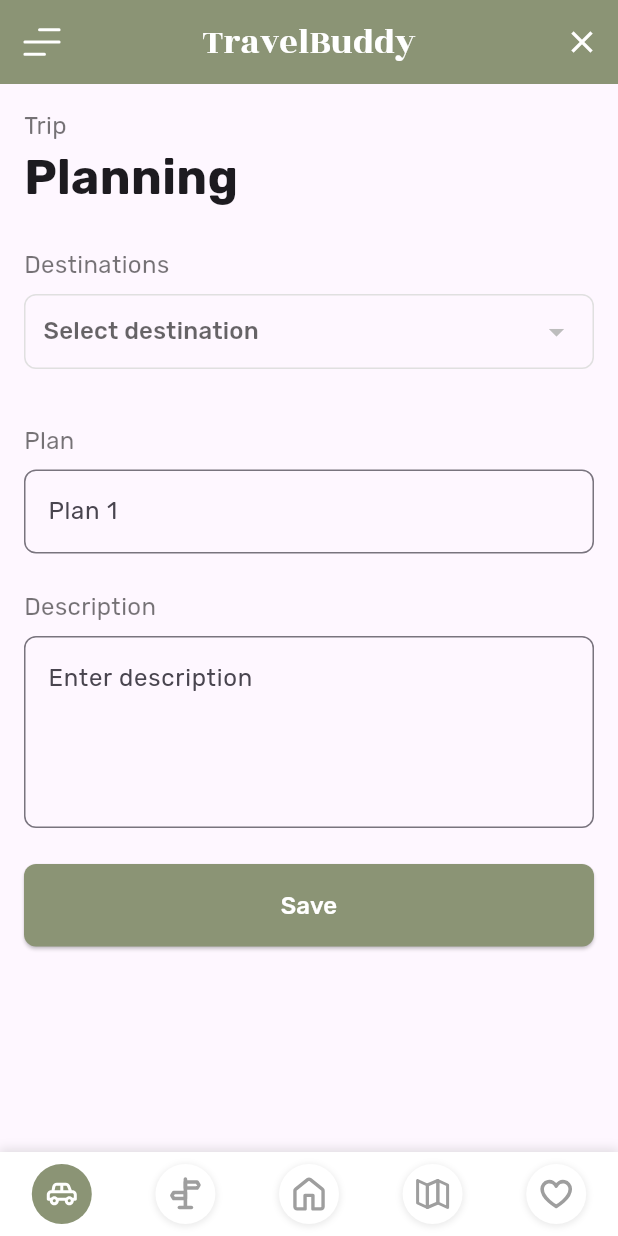
After one commit to Fuze95/travel_buddy, a Flutter app: the AddTripScreen screen opened directly, on a phone screen of 412 x 824 dp. The commit adds this screen. Run offline on Flutter 3.47's test engine with Material 3 defaults, Android fonts, the phone set to English and light mode, and no system bars; our stand-ins replace cached_network_image, cloud_firestore, firebase_core, flutter_map, flutter_svg, latlong2 and 1 more; accounts and stored records are empty.

Commit message:
trip card and trip plan

```diff
--- /dev/null
+++ b/lib/screens/add_trip_screen.dart
@@ -0,0 +1,267 @@
+import 'package:flutter/material.dart';
+import 'package:cloud_firestore/cloud_firestore.dart';
+import '../widgets/custom_app_bar.dart';
+import '../widgets/custom_bottom_nav_bar.dart';
+import 'package:shared_preferences/shared_preferences.dart';
+import 'dart:convert';
+
+class AddTripScreen extends StatefulWidget {
+  const AddTripScreen({Key? key}) : super(key: key);
+
+  @override
+  State<AddTripScreen> createState() => _AddTripScreenState();
+}
+
+class _AddTripScreenState extends State<AddTripScreen> {
+  final _planController = TextEditingController();
+  final _descriptionController = TextEditingController();
+  List<Map<String, String>> selectedDestinations = [];
+  String? selectedDestinationId;
+  bool isLoading = true;
+  List<Map<String, String>> destinations = [];
+  int _currentIndex = 0;
+
+  @override
+  void initState() {
+    super.initState();
+    _fetchDestinations();
+  }
+
+  Future<void> _fetchDestinations() async {
+    try {
+      final QuerySnapshot snapshot = await FirebaseFirestore.instance
+          .collection('destinations')
+          .get();
+
+      setState(() {
+        destinations = snapshot.docs.map((doc) {
+          return {
+            'id': doc.id,
+            'name': (doc.data() as Map<String, dynamic>)['name'] as String,
+          };
+        }).toList();
+        isLoading = false;
+      });
+    } catch (e) {
+      print('Error fetching destinations: $e');
+      setState(() {
+        isLoading = false;
+      });
+    }
+  }
+
+  void _addSelectedDestination(String? destinationId) {
+    if (destinationId == null) return;
+
+    final selectedDestination = destinations.firstWhere(
+          (dest) => dest['id'] == destinationId,
+      orElse: () => {'id': '', 'name': ''},
+    );
+
+    if (selectedDestination['id']!.isNotEmpty &&
+        !selectedDestinations.any((dest) => dest['id'] == destinationId)) {
+      setState(() {
+        selectedDestinations.add(selectedDestination);
+      });
+    }
+  }
+
+  void _removeDestination(Map<String, String> destination) {
+    setState(() {
+      selectedDestinations.removeWhere((dest) => dest['id'] == destination['id']);
+    });
+  }
+
+  Future<void> _saveTrip() async {
+    if (selectedDestinations.isEmpty) {
+      ScaffoldMessenger.of(context).showSnackBar(
+        const SnackBar(content: Text('Please select at least one destination')),
+      );
+      return;
+    }
+
+    final tripData = {
+      'id': DateTime.now().millisecondsSinceEpoch.toString(),
+      'plan': _planController.text,
+      'description': _descriptionController.text,
+      'destinations': selectedDestinations.map((dest) => {
+        'id': dest['id'],
+        'name': dest['name'],
+      }).toList(),
+      'createdAt': DateTime.now().toIso8601String(),
+    };
+
+    try {
+      final prefs = await SharedPreferences.getInstance();
+      List<String> trips = prefs.getStringList('trips') ?? [];
+      trips.add(jsonEncode(tripData));
+      await prefs.setStringList('trips', trips);
+
+      if (mounted) {
+        Navigator.pop(context);
+      }
+    } catch (e) {
+      if (mounted) {
+        ScaffoldMessenger.of(context).showSnackBar(
+          const SnackBar(content: Text('Failed to save trip')),
+        );
+      }
+    }
+  }
+
+  PreferredSizeWidget _buildAppBar() {
+    return CustomAppBar(
+      isAddTripScreen: true,
+    );
+  }
+
+  @override
+  Widget build(BuildContext context) {
+    return Scaffold(
+      appBar: _buildAppBar(),
+      body: isLoading
+          ? const Center(child: CircularProgressIndicator())
+          : SingleChildScrollView(
+        padding: const EdgeInsets.all(16.0),
+        child: Column(
+          crossAxisAlignment: CrossAxisAlignment.start,
+          children: [
+            const Text(
+              'Trip',
+              style: TextStyle(
+                fontSize: 16,
+                color: Colors.black54,
+              ),
+            ),
+            const Text(
+              'Planning',
+              style: TextStyle(
+                fontSize: 32,
+                fontWeight: FontWeight.bold,
+              ),
+            ),
+            const SizedBox(height: 24),
+            const Text(
+              'Destinations',
+              style: TextStyle(
+                fontSize: 16,
+                color: Colors.black54,
+              ),
+            ),
+            const SizedBox(height: 8),
+            Container(
+              padding: const EdgeInsets.symmetric(horizontal: 12),
+              decoration: BoxDecoration(
+                border: Border.all(color: Colors.grey.shade300),
+                borderRadius: BorderRadius.circular(8),
+              ),
+              child: DropdownButtonHideUnderline(
+                child: DropdownButton<String>(
+                  isExpanded: true,
+                  value: selectedDestinationId,
+                  hint: const Text('Select destination'),
+                  menuMaxHeight: 300,
+                  items: destinations.map((destination) {
+                    return DropdownMenuItem(
+                      value: destination['id'],
+                      child: Text(destination['name'] ?? ''),
+                    );
+                  }).toList(),
+                  onChanged: (value) {
+                    setState(() {
+                      selectedDestinationId = value;
+                    });
+                    _addSelectedDestination(value);
+                  },
+                ),
+              ),
+            ),
+            const SizedBox(height: 12),
+            Wrap(
+              spacing: 8,
+              children: selectedDestinations.map((destination) => Chip(
+                label: Text(destination['name'] ?? ''),
+                deleteIcon: const Icon(Icons.close, size: 20),
+                onDeleted: () => _removeDestination(destination),
+              )).toList(),
+            ),
+            const SizedBox(height: 24),
+            const Text(
+              'Plan',
+              style: TextStyle(
+                fontSize: 16,
+                color: Colors.black54,
+              ),
+            ),
+            const SizedBox(height: 8),
+            TextField(
+              controller: _planController,
+              decoration: InputDecoration(
+                hintText: 'Plan 1',
+                border: OutlineInputBorder(
+                  borderRadius: BorderRadius.circular(8),
+                ),
+              ),
+            ),
+            const SizedBox(height: 24),
+            const Text(
+              'Description',
+              style: TextStyle(
+                fontSize: 16,
+                color: Colors.black54,
+              ),
+            ),
+            const SizedBox(height: 8),
+            TextField(
+              controller: _descriptionController,
+              maxLines: 4,
+              decoration: InputDecoration(
+                hintText: 'Enter description',
+                border: OutlineInputBorder(
+                  borderRadius: BorderRadius.circular(8),
+                ),
+              ),
+            ),
+            const SizedBox(height: 24),
+            SizedBox(
+              width: double.infinity,
+              child: ElevatedButton(
+                onPressed: _saveTrip,
+                style: ElevatedButton.styleFrom(
+                  backgroundColor: const Color(0xFF8B9475),
+                  padding: const EdgeInsets.symmetric(vertical: 16),
+                  shape: RoundedRectangleBorder(
+                    borderRadius: BorderRadius.circular(8),
+                  ),
+                ),
+                child: const Text(
+                  'Save',
+                  style: TextStyle(
+                    color: Colors.white,
+                    fontSize: 16,
+                  ),
+                ),
+              ),
+            ),
+          ],
+        ),
+      ),
+      bottomNavigationBar: CustomBottomNavBar(
+        currentIndex: _currentIndex,
+        onTap: (index) {
+          setState(() {
+            _currentIndex = index;
+          });
+        },
+        noFill: false,
+      ),
+    );
+  }
+
+  @override
+  void dispose() {
+    _planController.dispose();
+    _descriptionController.dispose();
+    super.dispose();
+  }
+}
--- a/lib/screens/favorites_screen.dart
+++ b/lib/screens/favorites_screen.dart
@@ -1,11 +1,9 @@
 import 'package:flutter/material.dart';
 import 'package:provider/provider.dart';
-import '../screens/home_screen.dart';
 import '../widgets/custom_app_bar.dart';
 import '../widgets/custom_bottom_nav_bar.dart';
 import '../widgets/destination_card.dart';
 import '../services/destination_provider.dart';
-import '../services/user_provider.dart';
 
 class FavoritesScreen extends StatelessWidget {
   const FavoritesScreen({Key? key}) : super(key: key);
--- a/lib/widgets/custom_app_bar.dart
+++ b/lib/widgets/custom_app_bar.dart
@@ -1,16 +1,18 @@
 import 'package:flutter/material.dart';
 import 'package:flutter_svg/flutter_svg.dart';
-import 'package:flutter/services.dart';
 import '../screens/search_screen.dart';
+import '../screens/add_trip_screen.dart';
 
 class CustomAppBar extends StatelessWidget implements PreferredSizeWidget {
   final VoidCallback? onMenuPressed;
   final bool isSearchScreen;
+  final bool isAddTripScreen;
 
   const CustomAppBar({
     Key? key,
     this.onMenuPressed,
     this.isSearchScreen = false,
+    this.isAddTripScreen = false,
   }) : super(key: key);
 
   @override
@@ -39,10 +41,10 @@ class CustomAppBar extends StatelessWidget implements PreferredSizeWidget {
       actions: [
         IconButton(
           icon: Icon(
-            isSearchScreen ? Icons.close : Icons.search,
+            isSearchScreen || isAddTripScreen ? Icons.close : Icons.search,
             color: Colors.white,
           ),
-          onPressed: isSearchScreen
+          onPressed: isSearchScreen || isAddTripScreen
               ? () => Navigator.pop(context)
               : () {
             Navigator.push(
```
Also changed, not shown: lib/screens/trip_planning_screen.dart (+148 -9 lines), lib/widgets/trip_card.dart (added, +193 -0 lines).
